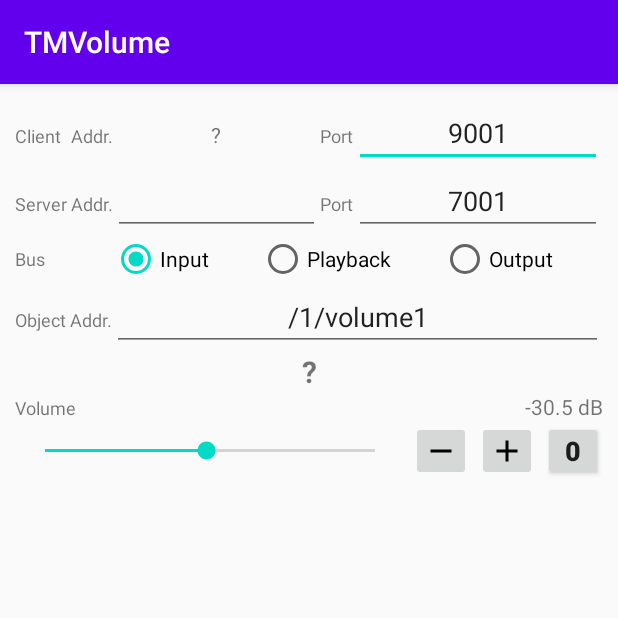
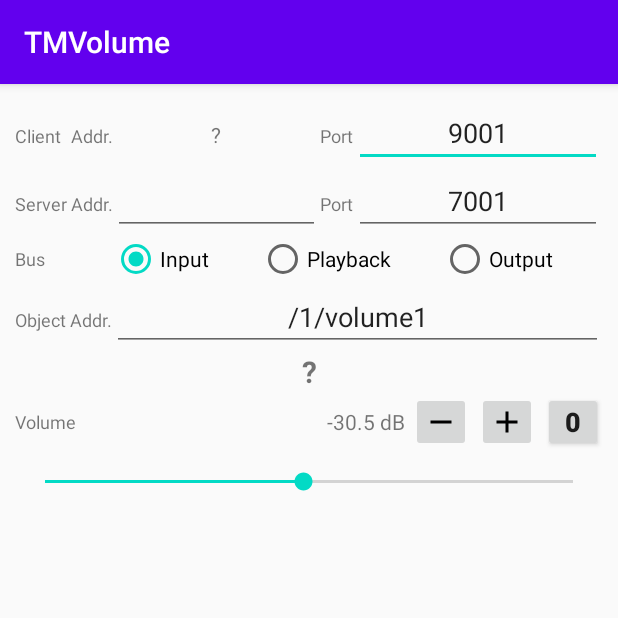
Before and after one commit to tateisu/TMVolume, an Android app: the screen it shows after launch (MainActivity), after a tap on "Decrease", on a phone screen of 412 x 824 dp, the top half of it. Run offline under Robolectric (Android 15) with nearby library versions, the phone set to English and light mode, and no system bars; libraries missing offline, so code that uses them is left out: com.illposed.osc; 2 statements that could not run were skipped.

Commit message:
layout change

```diff
--- a/app/src/main/java/jp/juggler/tmvolume/FaderVol.kt
+++ b/app/src/main/java/jp/juggler/tmvolume/FaderVol.kt
@@ -769,13 +769,13 @@ object FaderVol {
     }
 
     fun formatDb(db: Float) = when {
-        db <= -66f -> "-∞ dB"
+        db < -65f -> "-∞ dB"
         db >= 0f -> String.format("%.1f dB", db)
         else -> String.format("%.1f dB", db)
     }
 
     fun fromDb(db: Float): Double {
-        if (db <= -66f) return 0.0
+        if (db < -65f ) return 0.0
         if (db >= 6f) return 1.0
         if (db == 0f) return 0.81720435
         var width = sampleSize
--- a/app/src/main/java/jp/juggler/tmvolume/MainActivity.kt
+++ b/app/src/main/java/jp/juggler/tmvolume/MainActivity.kt
@@ -42,6 +42,7 @@ class MainActivity : ScopedActivity() {
         var View.isEnabledAlpha:Boolean
             get()= isEnabled
             set(value){
+                if( value == isEnabled) return
                 isEnabled = value
                 alpha = if(value) 1.0f else 0.3f
             }
--- a/app/src/main/res/layout/activity_main.xml
+++ b/app/src/main/res/layout/activity_main.xml
@@ -144,7 +144,7 @@
         <LinearLayout
             android:layout_width="match_parent"
             android:layout_height="wrap_content"
-
+            android:gravity="center_vertical"
             android:orientation="horizontal">
 
             <TextView
@@ -159,28 +159,11 @@
                 android:layout_height="wrap_content"
                 android:layout_weight="1"
                 android:gravity="end|center_vertical" />
-        </LinearLayout>
-
-        <LinearLayout
-            android:layout_width="match_parent"
-            android:layout_height="40dp"
-            android:orientation="horizontal"
-            >
-
-            <SeekBar
-                android:id="@+id/sbVolume"
-                android:layout_width="0dp"
-                android:layout_height="match_parent"
-                android:layout_weight="1"
-                android:max="143"
-                android:min="0"
-                android:paddingStart="20dp"
-                android:paddingEnd="20dp" />
 
             <ImageButton
                 android:id="@+id/btnMinus"
                 android:layout_width="40dp"
-                android:layout_height="match_parent"
+                android:layout_height="40dp"
                 android:layout_marginStart="4dp"
                 android:contentDescription="@string/decrease"
                 android:src="@drawable/ic_minus" />
@@ -188,23 +171,32 @@
             <ImageButton
                 android:id="@+id/btnPlus"
                 android:layout_width="40dp"
-                android:layout_height="match_parent"
+                android:layout_height="40dp"
                 android:layout_marginStart="4dp"
                 android:contentDescription="@string/increase"
                 android:src="@drawable/ic_add" />
+
             <Button
                 android:id="@+id/btnZero"
                 android:layout_width="40dp"
-                android:layout_height="match_parent"
-                android:minWidth="0dp"
+                android:layout_height="40dp"
                 android:layout_marginStart="4dp"
                 android:contentDescription="@string/increase"
+                android:includeFontPadding="false"
+                android:minWidth="0dp"
                 android:text="0"
                 android:textSize="18dp"
-                android:textStyle="bold"
-                android:includeFontPadding="false"
-                 />
+                android:textStyle="bold" />
         </LinearLayout>
+
+        <SeekBar
+            android:id="@+id/sbVolume"
+            android:layout_width="match_parent"
+            android:layout_height="40dp"
+            android:max="143"
+            android:min="0"
+            android:paddingStart="20dp"
+            android:paddingEnd="20dp" />
 
     </LinearLayout>
 
```
